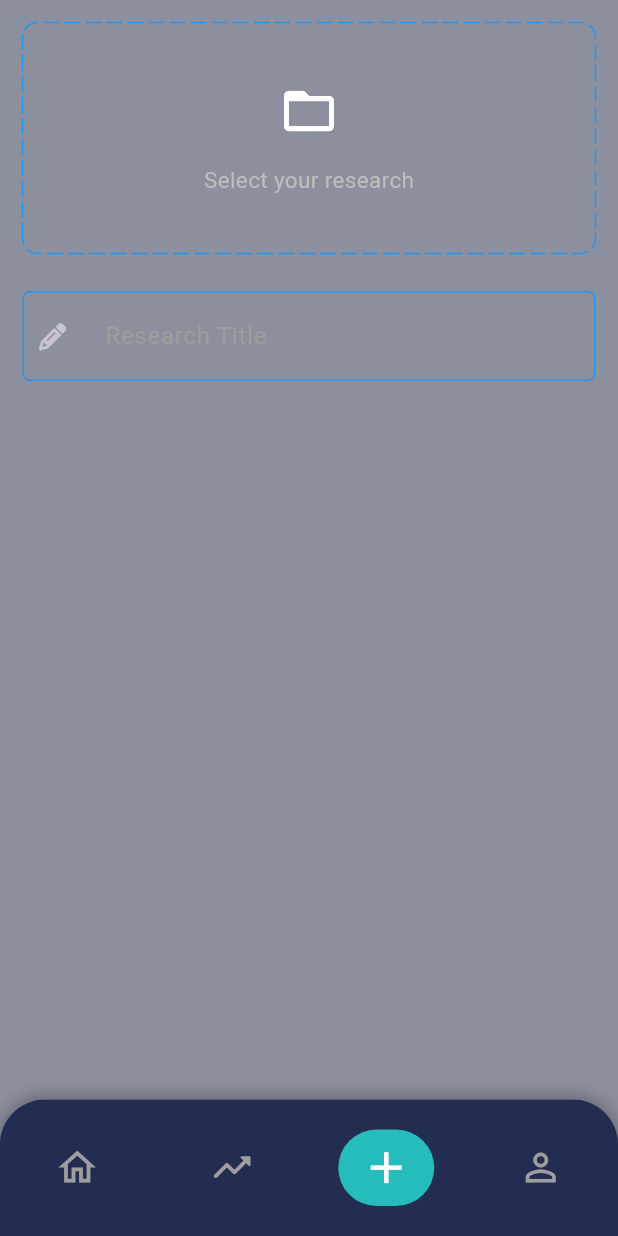
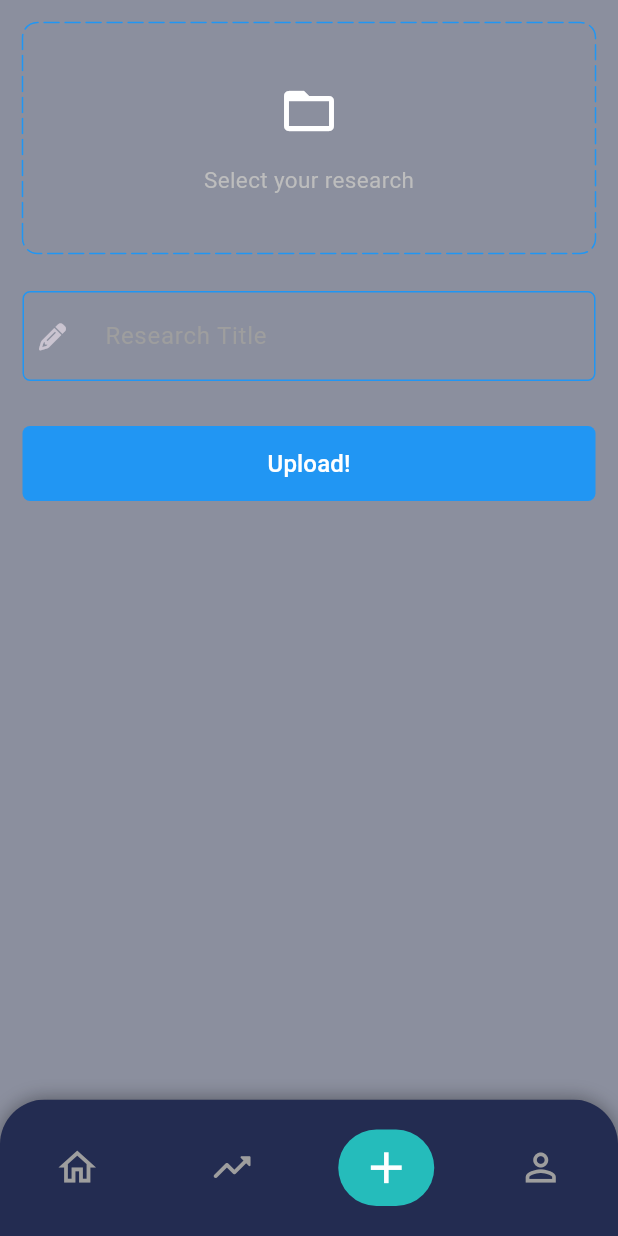
Before and after one commit to RivaanRanawat/theResearch, a Flutter app: the screen it shows once a user with an empty profile is signed in, item 3 of the bottom bar chosen, on a phone screen of 412 x 824 dp. Run offline on Flutter 3.47's test engine with Material 3 defaults, Android fonts, the phone set to English and light mode, and no system bars; drawn by our look-alikes of dotted_border; our stand-ins replace cloud_firestore, file_picker, firebase_auth, firebase_core, firebase_storage, flutter_riverpod and 3 more; accounts and stored records are empty.

Commit message:
research upload

```diff
--- a/lib/features/home/pages/add_post_page.dart
+++ b/lib/features/home/pages/add_post_page.dart
@@ -1,7 +1,12 @@
+import 'dart:io';
+
 import 'package:dotted_border/dotted_border.dart';
 import 'package:flutter/material.dart';
 import 'package:flutter_riverpod/flutter_riverpod.dart';
 import 'package:font_awesome_flutter/font_awesome_flutter.dart';
+import 'package:research/common/loader.dart';
+import 'package:research/features/home/home_controller.dart';
+import 'package:research/utils.dart';
 
 class AddPostPage extends ConsumerStatefulWidget {
   const AddPostPage({super.key});
@@ -12,6 +17,7 @@ class AddPostPage extends ConsumerStatefulWidget {
 
 class _AddPostPageState extends ConsumerState<AddPostPage> {
   final titleController = TextEditingController();
+  File? selectedFile;
 
   @override
   void dispose() {
@@ -21,7 +27,11 @@ class _AddPostPageState extends ConsumerState<AddPostPage> {
 
   @override
   Widget build(BuildContext context) {
-    return GestureDetector(
+    final isLoading = ref.watch(homeControllerProvider);
+
+    return isLoading
+        ? const Loader()
+        : GestureDetector(
             onTap: () {
               FocusScope.of(context).requestFocus(FocusNode());
             },
@@ -30,7 +40,19 @@ class _AddPostPageState extends ConsumerState<AddPostPage> {
                 padding: const EdgeInsets.all(15.0),
                 child: Column(
                   children: [
-              DottedBorder(
+                    GestureDetector(
+                      onTap: () async {
+                        final pdf = await pickPDF();
+                        if (pdf != null) {
+                          final pdfFile = File(pdf.path!);
+                          setState(() {
+                            selectedFile = pdfFile;
+                          });
+                        }
+                      },
+                      child: selectedFile != null
+                          ? Text(selectedFile!.path)
+                          : DottedBorder(
                               borderType: BorderType.RRect,
                               radius: const Radius.circular(10),
                               dashPattern: const [10, 4],
@@ -62,9 +84,10 @@ class _AddPostPageState extends ConsumerState<AddPostPage> {
                                 ),
                               ),
                             ),
+                    ),
                     Container(
-                padding:
-                    const EdgeInsets.symmetric(horizontal: 10, vertical: 5),
+                      padding: const EdgeInsets.symmetric(
+                          horizontal: 10, vertical: 5),
                       margin: const EdgeInsets.only(top: 25),
                       decoration: BoxDecoration(
                         border: Border.all(color: Colors.blue),
@@ -84,7 +107,41 @@ class _AddPostPageState extends ConsumerState<AddPostPage> {
                           border: InputBorder.none,
                         ),
                       ),
-              )
+                    ),
+                    const SizedBox(height: 30),
+                    MaterialButton(
+                      elevation: 0,
+                      minWidth: double.maxFinite,
+                      height: 50,
+                      onPressed: () {
+                        if (selectedFile != null) {
+                          ref.read(homeControllerProvider.notifier).sharePDF(
+                                titleController.text.trim(),
+                                selectedFile!,
+                                context,
+                              );
+                        }
+                        // ref.read(authControllerProvider.notifier).loginUser(
+                        //       email: emailController.text,
+                        //       password: passwordController.text,
+                        //       context: context,
+                        //     );
+                      },
+                      color: Colors.blue,
+                      textColor: Colors.white,
+                      shape: const RoundedRectangleBorder(
+                        borderRadius: BorderRadius.all(
+                          Radius.circular(5),
+                        ),
+                      ),
+                      child: const Text(
+                        'Upload!',
+                        style: TextStyle(
+                          color: Colors.white,
+                          fontSize: 16,
+                        ),
+                      ),
+                    ),
                   ],
                 ),
               ),
```
Also changed, not shown: lib/features/home/home_controller.dart (added, +43 -0 lines), lib/features/home/home_repository.dart (added, +60 -0 lines), lib/models/research_model.dart (added, +108 -0 lines), lib/utils.dart (+12 -0 lines), pubspec.yaml (+6 -4 lines), pubspec.lock, 2 other files. Lines whose indentation alone changed are shown as unchanged.
